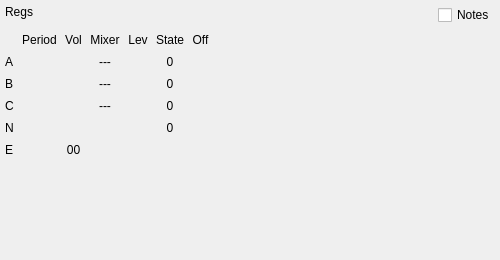
Before: the Qt Designer form ui/dbgwidgets/form_psg.ui in Volutar/xpeccy-plus, drawn with Qt 5.
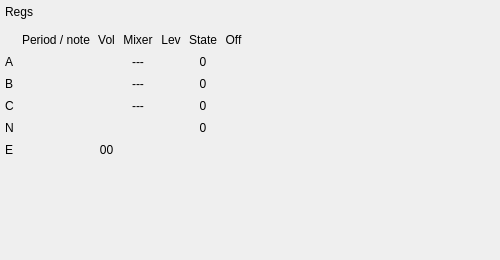
After: the same form once the commit is applied.

Commit message: sound panel: the level meter reads what a channel plays, not the instant it was asked

The edit to the form file:
```diff
--- a/ui/dbgwidgets/form_psg.ui
+++ b/ui/dbgwidgets/form_psg.ui
@@ -57,16 +57,6 @@
        </property>
       </spacer>
      </item>
-     <item>
-      <widget class="QCheckBox" name="cbNotes">
-       <property name="toolTip">
-        <string>Show the period as a note instead</string>
-       </property>
-       <property name="text">
-        <string>Notes</string>
-       </property>
-      </widget>
-     </item>
     </layout>
    </item>
    <item>
@@ -87,7 +77,7 @@
      <item row="0" column="1">
       <widget class="QLabel" name="labHdrPeriod">
        <property name="text">
-        <string>Period</string>
+        <string>Period / note</string>
        </property>
        <property name="alignment">
         <set>Qt::AlignCenter</set>
```
The commit also changes 7 other files.
